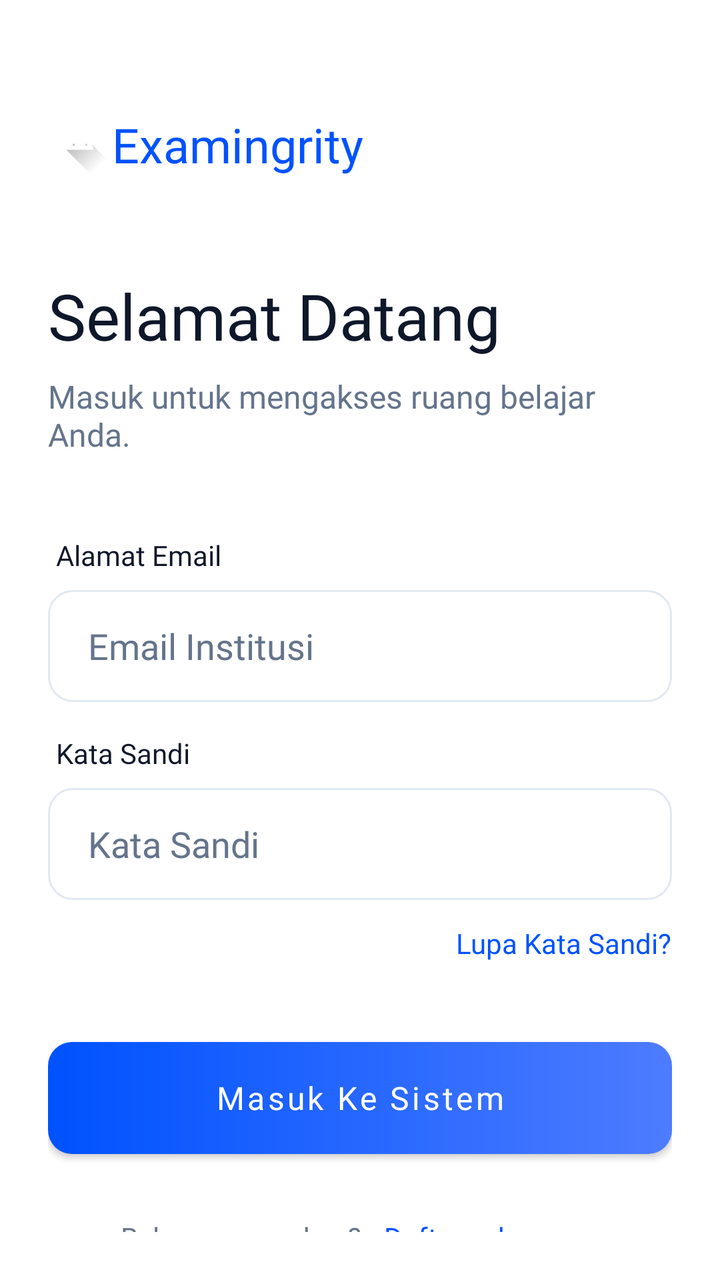
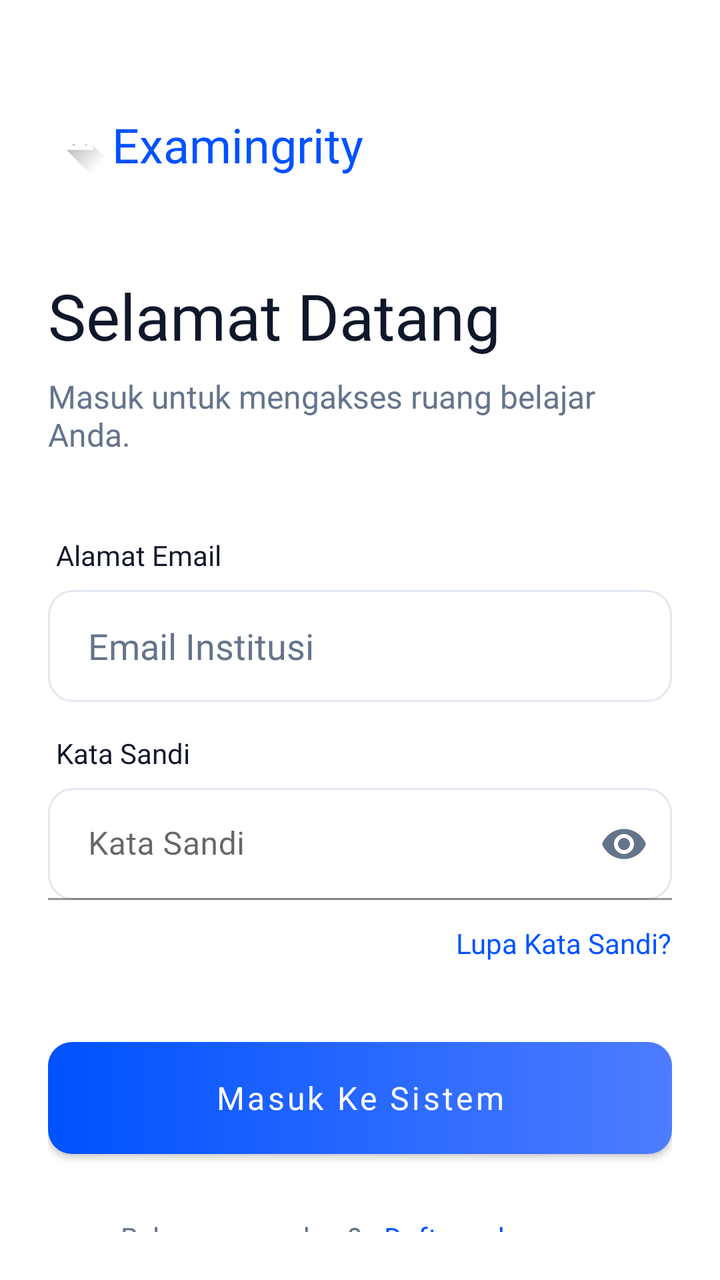

The first picture is an Android layout as it rendered before a commit; the second is the same layout after the commit. The layout source and the unified diff follow.
<!-- AndroidManifest.xml: application theme Theme.Examingrity -->
<!-- res/layout/activity_login.xml -->
<?xml version="1.0" encoding="utf-8"?>
<androidx.constraintlayout.widget.ConstraintLayout
    xmlns:android="http://schemas.android.com/apk/res/android"
    xmlns:app="http://schemas.android.com/apk/res-auto"
    android:layout_width="match_parent"
    android:layout_height="match_parent"
    android:background="@color/white"
    android:padding="24dp">

    <LinearLayout
        android:id="@+id/brandSection"
        android:layout_width="wrap_content"
        android:layout_height="wrap_content"
        android:orientation="horizontal"
        android:gravity="center_vertical"
        app:layout_constraintTop_toTopOf="parent"
        app:layout_constraintStart_toStartOf="parent"
        android:layout_marginTop="32dp">

        <View
            android:layout_width="32dp"
            android:layout_height="32dp"
            android:background="@drawable/ic_launcher_foreground" />
        <TextView
            android:layout_width="wrap_content"
            android:layout_height="wrap_content"
            android:text="Examingrity"
            android:textColor="@color/signature_blue"
            android:textSize="24sp"
            android:fontFamily="@font/calistoga" />
    </LinearLayout>

    <TextView
        android:id="@+id/tvWelcome"
        android:layout_width="match_parent"
        android:layout_height="wrap_content"
        android:text="Selamat Datang"
        android:textColor="@color/slate_900"
        android:textSize="32sp"
        android:fontFamily="@font/inter_bold"
        android:layout_marginTop="48dp"
        app:layout_constraintTop_toBottomOf="@id/brandSection" />

    <TextView
        android:id="@+id/tvSubtitle"
        android:layout_width="match_parent"
        android:layout_height="wrap_content"
        android:text="Masuk untuk mengakses ruang belajar Anda."
        android:textColor="@color/slate_600"
        android:textSize="16sp"
        android:fontFamily="@font/inter_regular"
        android:layout_marginTop="8dp"
        app:layout_constraintTop_toBottomOf="@id/tvWelcome" />

    <LinearLayout
        android:id="@+id/formSection"
        android:layout_width="match_parent"
        android:layout_height="wrap_content"
        android:orientation="vertical"
        android:layout_marginTop="40dp"
        app:layout_constraintTop_toBottomOf="@id/tvSubtitle">


        <TextView
            android:layout_width="wrap_content"
            android:layout_height="wrap_content"
            android:text="Alamat Email"
            android:textColor="@color/slate_900"
            android:textSize="14sp"
            android:fontFamily="@font/inter_bold"
            android:layout_marginBottom="8dp"
            android:layout_marginStart="4dp" />

        <EditText
            android:id="@+id/etEmail"
            android:layout_width="match_parent"
            android:layout_height="56dp"
            android:hint="Email Institusi"
            android:background="@drawable/bg_input_field"
            android:paddingHorizontal="20dp"
            android:inputType="textEmailAddress"
            android:fontFamily="@font/inter_regular"
            android:layout_marginBottom="16dp"
            android:textColor="@color/slate_900"
            android:textColorHint="@color/slate_600" />

        <TextView
            android:layout_width="wrap_content"
            android:layout_height="wrap_content"
            android:text="Kata Sandi"
            android:textColor="@color/slate_900"
            android:textSize="14sp"
            android:fontFamily="@font/inter_bold"
            android:layout_marginBottom="8dp"
            android:layout_marginStart="4dp" />

        <EditText
            android:id="@+id/etPassword"
            android:layout_width="match_parent"
            android:layout_height="56dp"
            android:hint="Kata Sandi"
            android:background="@drawable/bg_input_field"
            android:paddingHorizontal="20dp"
            android:inputType="textPassword"
            android:fontFamily="@font/inter_regular"
            android:textColor="@color/slate_900"
            android:textColorHint="@color/slate_600"
            />

        <TextView
            android:id="@+id/tvForgotPassword"
            android:layout_width="wrap_content"
            android:layout_height="wrap_content"
            android:text="Lupa Kata Sandi?"
            android:textColor="@color/signature_blue"
            android:textSize="14sp"
            android:fontFamily="@font/inter_semibold"
            android:layout_gravity="end"
            android:layout_marginTop="12dp" />
    </LinearLayout>

    <Button
        android:id="@+id/btnLogin"
        android:layout_width="match_parent"
        android:layout_height="56dp"
        android:text="Masuk Ke Sistem"
        android:background="@drawable/btn_primary_gradient"
        app:backgroundTint="@null"
        android:textAllCaps="false"
        android:textSize="16sp"
        android:fontFamily="@font/inter_bold"
        android:layout_marginTop="40dp"
        app:layout_constraintTop_toBottomOf="@id/formSection" />

    <LinearLayout
        android:layout_width="match_parent"
        android:layout_height="wrap_content"
        android:orientation="horizontal"
        android:gravity="center"
        android:layout_marginTop="24dp"
        app:layout_constraintTop_toBottomOf="@id/btnLogin">

        <TextView
            android:layout_width="wrap_content"
            android:layout_height="wrap_content"
            android:text="Belum punya akun? "
            android:textColor="@color/slate_600"
            android:textSize="14sp"
            android:fontFamily="@font/inter_regular" />

        <TextView
            android:id="@+id/tvRegisterLink"
            android:layout_width="wrap_content"
            android:layout_height="wrap_content"
            android:text="Daftar sekarang"
            android:textColor="@color/signature_blue"
            android:textSize="14sp"
            android:fontFamily="@font/inter_bold"
            android:padding="8dp" />
    </LinearLayout>

</androidx.constraintlayout.widget.ConstraintLayout>
<!-- resources referenced by this layout -->
<resources>
  <color name="signature_blue">#0052FF</color>
  <color name="slate_600">#64748B</color>
  <color name="slate_900">#0F172A</color>
  <color name="white">#FFFFFF</color>
  <!-- drawable bg_input_field (drawable) -->
  <?xml version="1.0" encoding="utf-8"?>
  <selector xmlns:android="http://schemas.android.com/apk/res/android">
      <item android:state_focused="true">
          <shape android:shape="rectangle">
              <corners android:radius="12dp" />
              <solid android:color="@color/white" />
              <stroke android:width="2dp" android:color="@color/signature_blue" />
          </shape>
      </item>
      <item>
          <shape android:shape="rectangle">
              <corners android:radius="12dp" />
              <solid android:color="@color/white" />
              <stroke android:width="1dp" android:color="@color/slate_200" />
          </shape>
      </item>
  </selector>
  <!-- drawable btn_primary_gradient (drawable) -->
  <?xml version="1.0" encoding="utf-8"?>
  <shape xmlns:android="http://schemas.android.com/apk/res/android" android:shape="rectangle">
      <corners android:radius="12dp" />
      <gradient
          android:angle="0"
          android:startColor="@color/signature_blue"
          android:endColor="@color/signature_blue_light"
          android:type="linear" />
  </shape>
  <!-- drawable ic_launcher_foreground (drawable) -->
  <vector xmlns:android="http://schemas.android.com/apk/res/android"
      xmlns:aapt="http://schemas.android.com/aapt"
      android:width="108dp"
      android:height="108dp"
      android:viewportWidth="108"
      android:viewportHeight="108">
      <path android:pathData="M31,63.928c0,0 6.4,-11 12.1,-13.1c7.2,-2.6 26,-1.4 26,-1.4l38.1,38.1L107,108.928l-32,-1L31,63.928z">
          <aapt:attr name="android:fillColor">
              <gradient
                  android:endX="85.84757"
                  android:endY="92.4963"
                  android:startX="42.9492"
                  android:startY="49.59793"
                  android:type="linear">
                  <item
                      android:color="#44000000"
                      android:offset="0.0" />
                  <item
                      android:color="#00000000"
                      android:offset="1.0" />
              </gradient>
          </aapt:attr>
      </path>
      <path
          android:fillColor="#FFFFFF"
          android:fillType="nonZero"
          android:pathData="M65.3,45.828l3.8,-6.6c0.2,-0.4 0.1,-0.9 -0.3,-1.1c-0.4,-0.2 -0.9,-0.1 -1.1,0.3l-3.9,6.7c-6.3,-2.8 -13.4,-2.8 -19.7,0l-3.9,-6.7c-0.2,-0.4 -0.7,-0.5 -1.1,-0.3C38.8,38.328 38.7,38.828 38.9,39.228l3.8,6.6C36.2,49.428 31.7,56.028 31,63.928h46C76.3,56.028 71.8,49.428 65.3,45.828zM43.4,57.328c-0.8,0 -1.5,-0.5 -1.8,-1.2c-0.3,-0.7 -0.1,-1.5 0.4,-2.1c0.5,-0.5 1.4,-0.7 2.1,-0.4c0.7,0.3 1.2,1 1.2,1.8C45.3,56.528 44.5,57.328 43.4,57.328L43.4,57.328zM64.6,57.328c-0.8,0 -1.5,-0.5 -1.8,-1.2s-0.1,-1.5 0.4,-2.1c0.5,-0.5 1.4,-0.7 2.1,-0.4c0.7,0.3 1.2,1 1.2,1.8C66.5,56.528 65.6,57.328 64.6,57.328L64.6,57.328z"
          android:strokeWidth="1"
          android:strokeColor="#00000000" />
  </vector>
  <style name="Theme.Examingrity" parent="Theme.MaterialComponents.DayNight.NoActionBar">
          <item name="colorPrimary">@color/signature_blue</item>
          <item name="colorPrimaryVariant">@color/signature_blue</item>
          <item name="colorOnPrimary">@color/white</item>
  
          <item name="colorSecondary">@color/signature_blue</item>
          <item name="colorSecondaryVariant">@color/signature_blue_light</item>
          <item name="colorOnSecondary">@color/black</item>
  
          <item name="android:statusBarColor">@color/white</item>
          <item name="android:windowLightStatusBar">true</item>
      </style>
  <color name="slate_200">#E2E8F0</color>
  <color name="signature_blue_light">#4D7CFF</color>
  <color name="black">#000000</color>
</resources>

<!-- the commit's change to res/layout/activity_login.xml (unified diff, before → after) -->
@@ -94,18 +94,26 @@
             android:layout_marginBottom="8dp"
             android:layout_marginStart="4dp" />
 
-        <EditText
-            android:id="@+id/etPassword"
+        <com.google.android.material.textfield.TextInputLayout
+            android:id="@+id/tilPassword"
             android:layout_width="match_parent"
-            android:layout_height="56dp"
-            android:hint="Kata Sandi"
-            android:background="@drawable/bg_input_field"
-            android:paddingHorizontal="20dp"
-            android:inputType="textPassword"
-            android:fontFamily="@font/inter_regular"
-            android:textColor="@color/slate_900"
-            android:textColorHint="@color/slate_600"
-            />
+            android:layout_height="wrap_content"
+            app:passwordToggleEnabled="true"
+            app:passwordToggleTint="@color/slate_600">
+
+            <com.google.android.material.textfield.TextInputEditText
+                android:id="@+id/etPassword"
+                android:layout_width="match_parent"
+                android:layout_height="56dp"
+                android:hint="Kata Sandi"
+                android:background="@drawable/bg_input_field"
+                android:paddingHorizontal="20dp"
+                android:inputType="textPassword"
+                android:fontFamily="@font/inter_regular"
+                android:textColor="@color/slate_900"
+                android:textColorHint="@color/slate_600" />
+
+        </com.google.android.material.textfield.TextInputLayout>
 
         <TextView
             android:id="@+id/tvForgotPassword"
